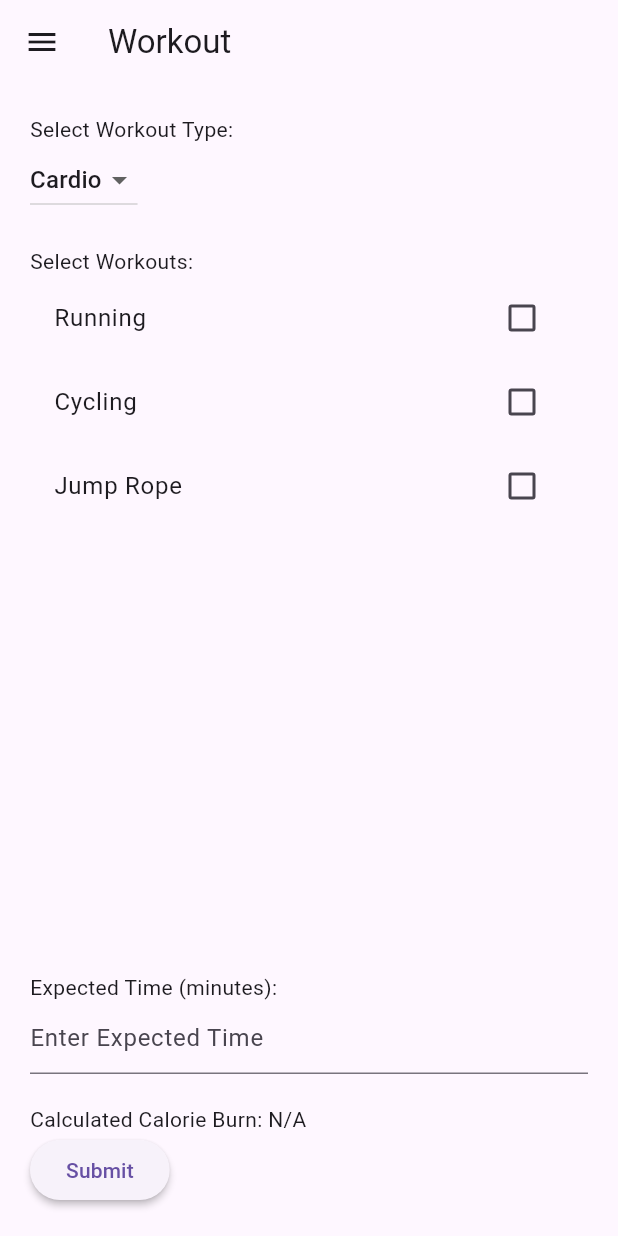
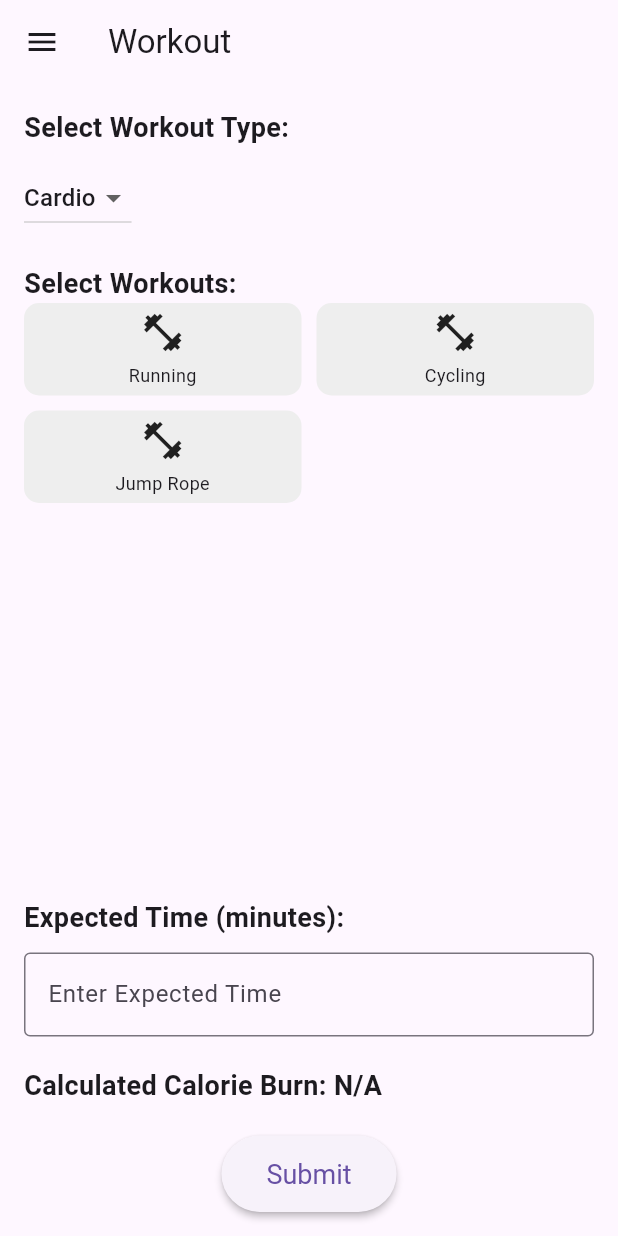
Before and after one commit to bananaNuggets75/personal-trainer-app, a Flutter app: the WorkoutPage screen opened by its route, on a phone screen of 412 x 824 dp. Run offline on Flutter 3.47's test engine with Material 3 defaults, Android fonts, the phone set to English and light mode, and no system bars; network calls fail.

Commit message:
update workout UI

```diff
--- a/personalTrainerApp/personal_trainer_app/lib/workout_page.dart
+++ b/personalTrainerApp/personal_trainer_app/lib/workout_page.dart
@@ -55,11 +55,15 @@
         ),
       ),
       body: Padding(
-        padding: const EdgeInsets.all(20.0),
+        padding: const EdgeInsets.all(16.0),
         child: Column(
           crossAxisAlignment: CrossAxisAlignment.start,
           children: [
-            Text('Select Workout Type:'),
+            Text(
+              'Select Workout Type:',
+              style: TextStyle(fontSize: 18.0, fontWeight: FontWeight.bold),
+            ),
+            SizedBox(height: 10.0),
             DropdownButton<String>(
               value: selectedWorkoutType,
               items: workoutCategories.keys.map<DropdownMenuItem<String>>((String value) {
@@ -79,28 +83,53 @@
               },
             ),
             SizedBox(height: 20),
-            Text('Select Workouts:'),
+            Text(
+              'Select Workouts:',
+              style: TextStyle(fontSize: 18.0, fontWeight: FontWeight.bold),
+            ),
             Expanded(
-              child: ListView(
+              child: GridView.count(
+                crossAxisCount: 2,
+                crossAxisSpacing: 10,
+                mainAxisSpacing: 10,
+                childAspectRatio: 3, // Adjust this to control the height of the tiles
                 children: selectedWorkouts.keys.map((String key) {
-                  return CheckboxListTile(
-                    title: Text(key),
-                    value: selectedWorkouts[key],
-                    onChanged: (bool? value) {
+                  return GestureDetector(
+                    onTap: () {
                       setState(() {
-                        selectedWorkouts[key] = value ?? false;
+                        selectedWorkouts[key] = !selectedWorkouts[key]!;
                         calculateCalorieBurn();
                       });
                     },
+                    child: Container(
+                      decoration: BoxDecoration(
+                        color: selectedWorkouts[key]! ? Colors.blue[100] : Colors.grey[200],
+                        borderRadius: BorderRadius.circular(10.0),
+                        border: selectedWorkouts[key]! ? Border.all(color: Colors.blue, width: 2) : null,
+                      ),
+                      child: Column(
+                        mainAxisAlignment: MainAxisAlignment.center,
+                        children: [
+                          Icon(Icons.fitness_center, size: 30), // Smaller icon size
+                          SizedBox(height: 5),
+                          Text(key, textAlign: TextAlign.center, style: TextStyle(fontSize: 12.0)), // Smaller font size
+                        ],
+                      ),
+                    ),
                   );
                 }).toList(),
               ),
             ),
             SizedBox(height: 20),
-            Text('Expected Time (minutes):'),
+            Text(
+              'Expected Time (minutes):',
+              style: TextStyle(fontSize: 18.0, fontWeight: FontWeight.bold),
+            ),
+            SizedBox(height: 10.0),
             TextFormField(
               keyboardType: TextInputType.number,
               decoration: InputDecoration(
+                border: OutlineInputBorder(),
                 hintText: 'Enter Expected Time',
               ),
               onChanged: (value) {
@@ -114,16 +143,24 @@
               },
             ),
             SizedBox(height: 20),
-            Text('Calculated Calorie Burn: ${calorieBurn?.toStringAsFixed(2) ?? "N/A"}'),
-            ElevatedButton(
+            Text(
+              'Calculated Calorie Burn: ${calorieBurn?.toStringAsFixed(2) ?? "N/A"}',
+              style: TextStyle(fontSize: 18.0, fontWeight: FontWeight.bold),
+            ),
+            SizedBox(height: 20),
+            Center(
+              child: ElevatedButton(
                 onPressed: () {
                   // Handle the submit action
                 },
                 child: Text('Submit'),
                 style: ElevatedButton.styleFrom(
+                  padding: EdgeInsets.symmetric(vertical: 15.0, horizontal: 30.0),
+                  textStyle: TextStyle(fontSize: 18.0),
                   elevation: 2, // Adjust the elevation as needed
                 ),
-            )
+              ),
+            ),
           ],
         ),
       ),
@@ -152,3 +189,49 @@
     }
   }
 }
+
+class NavigationDrawer extends StatelessWidget {
+  @override
+  Widget build(BuildContext context) {
+    return Drawer(
+      child: ListView(
+        padding: EdgeInsets.zero,
+        children: <Widget>[
+          DrawerHeader(
+            decoration: BoxDecoration(
+              color: Colors.blue,
+            ),
+            child: Text(
+              'Navigation Menu',
+              style: TextStyle(
+                color: Colors.white,
+                fontSize: 24,
+              ),
+            ),
+          ),
+          ListTile(
+            leading: Icon(Icons.calendar_today),
+            title: Text('Membership'),
+            onTap: () {
+              Navigator.pushNamed(context, '/membership');
+            },
+          ),
+          ListTile(
+            leading: Icon(Icons.show_chart),
+            title: Text('Workout'),
+            onTap: () {
+              Navigator.pushNamed(context, '/workout');
+            },
+          ),
+          ListTile(
+            leading: Icon(Icons.monitor),
+            title: Text('Profile'),
+            onTap: () {
+              Navigator.pushNamed(context, '/profile');
+            },
+          ),
+        ],
+      ),
+    );
+  }
+}
```
Lines whose indentation alone changed are shown as unchanged.
